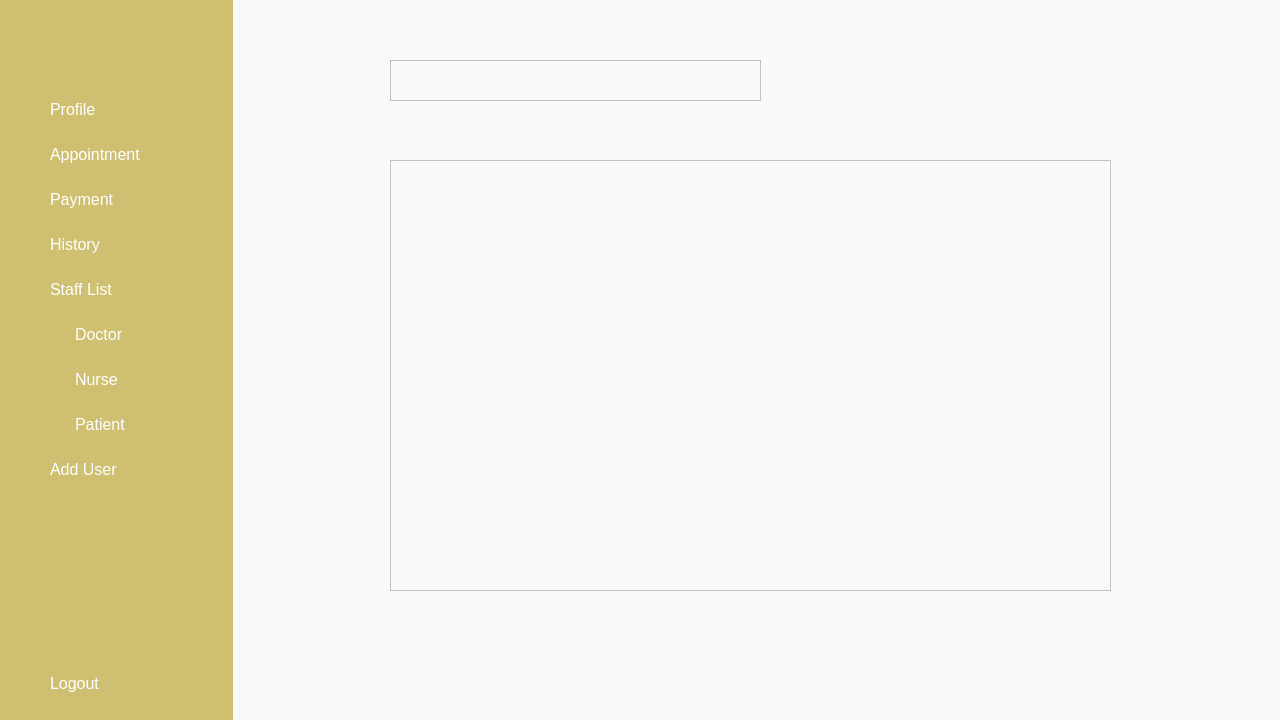
Before: the Qt Designer form src/gui/ui/MainWindowAdmin.ui in RoronoaZoro321/Healthcare-Management-System, drawn with Qt 5.
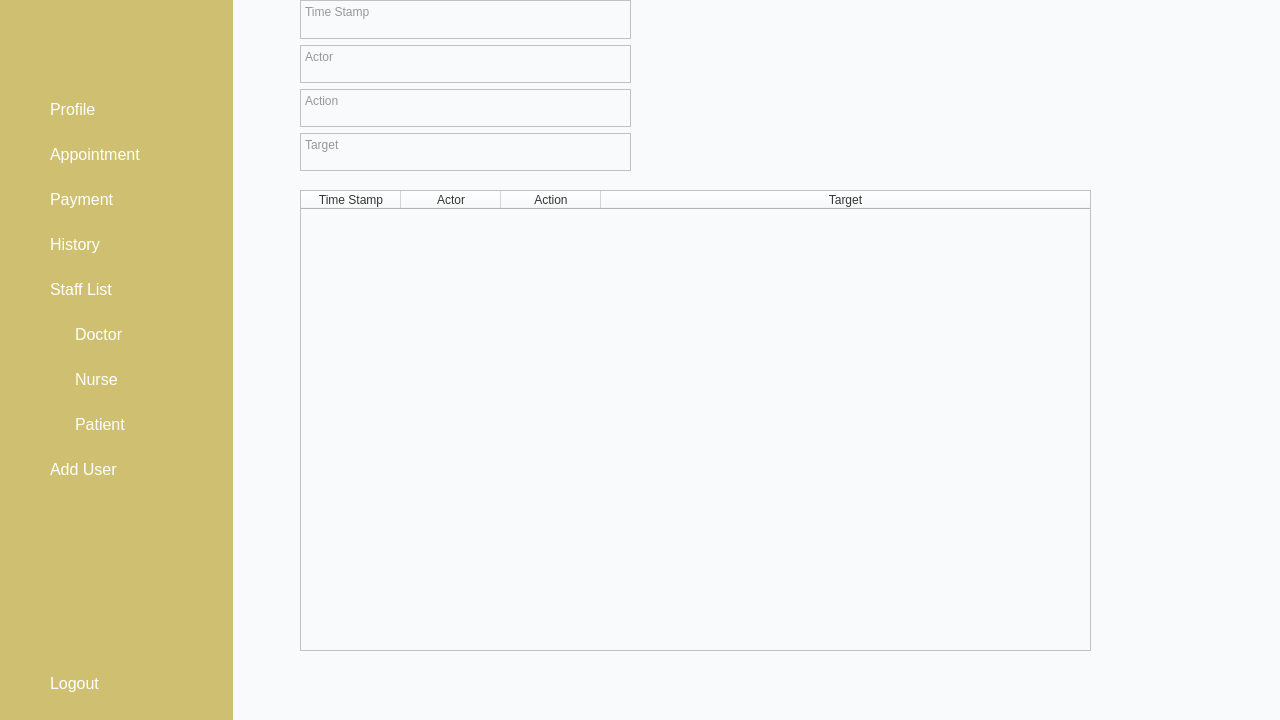
After: the same form once the commit is applied. The open tabs and pages were chosen to show the change. Icons and pictures are not drawn.

The edit to the form file:
```diff
--- a/src/gui/ui/MainWindowAdmin.ui
+++ b/src/gui/ui/MainWindowAdmin.ui
@@ -425,25 +425,84 @@
            <height>721</height>
           </rect>
          </property>
-         <widget class="QListWidget" name="listWidget">
+         <widget class="QTableWidget" name="tableWidget_2">
           <property name="geometry">
            <rect>
-            <x>170</x>
-            <y>170</y>
-            <width>721</width>
-            <height>431</height>
+            <x>80</x>
+            <y>200</y>
+            <width>791</width>
+            <height>461</height>
            </rect>
           </property>
+          <property name="styleSheet">
+           <string notr="true"/>
+          </property>
+          <attribute name="horizontalHeaderStretchLastSection">
+           <bool>true</bool>
+          </attribute>
+          <attribute name="verticalHeaderStretchLastSection">
+           <bool>false</bool>
+          </attribute>
+          <column>
+           <property name="text">
+            <string>Time Stamp</string>
+           </property>
+          </column>
+          <column>
+           <property name="text">
+            <string>Actor</string>
+           </property>
+          </column>
+          <column>
+           <property name="text">
+            <string>Action</string>
+           </property>
+          </column>
+          <column>
+           <property name="text">
+            <string>Target</string>
+           </property>
+          </column>
          </widget>
-         <widget class="QTextEdit" name="textEdit_2">
+         <widget class="QWidget" name="widget_9" native="true">
           <property name="geometry">
            <rect>
-            <x>170</x>
-            <y>70</y>
-            <width>371</width>
-            <height>41</height>
+            <x>80</x>
+            <y>10</y>
+            <width>331</width>
+            <height>171</height>
            </rect>
           </property>
+          <layout class="QVBoxLayout" name="verticalLayout_3">
+           <item>
+            <widget class="QTextEdit" name="textEdit_logs">
+             <property name="placeholderText">
+              <string>Time Stamp</string>
+             </property>
+            </widget>
+           </item>
+           <item>
+            <widget class="QTextEdit" name="textEdit_logs_2">
+             <property name="placeholderText">
+              <string>Actor</string>
+             </property>
+            </widget>
+           </item>
+           <item>
+            <widget class="QTextEdit" name="textEdit_logs_3">
+             <property name="placeholderText">
+              <string>Action</string>
+             </property>
+            </widget>
+           </item>
+           <item>
+            <widget class="QTextEdit" name="textEdit_logs_4">
+             <property name="placeholderText">
+              <string>Target</string>
+             </property>
+            </widget>
+           </item>
+          </layout>
          </widget>
         </widget>
        </widget>
```
Left out of the diff: 8 changed lines with no effect on the pictures.
